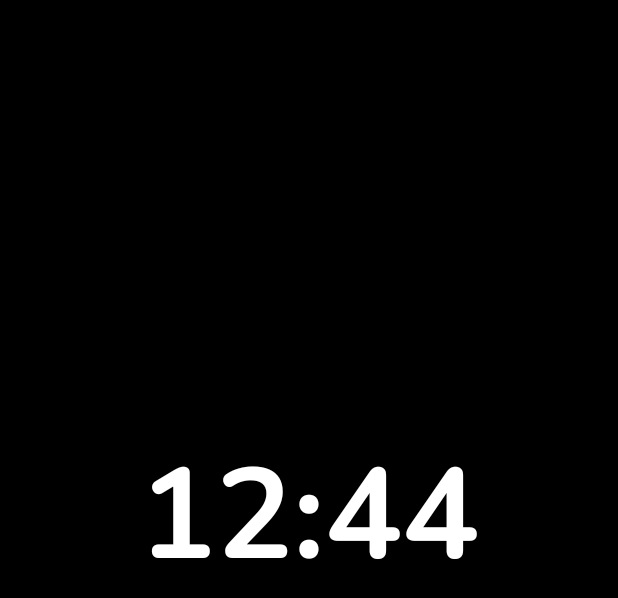
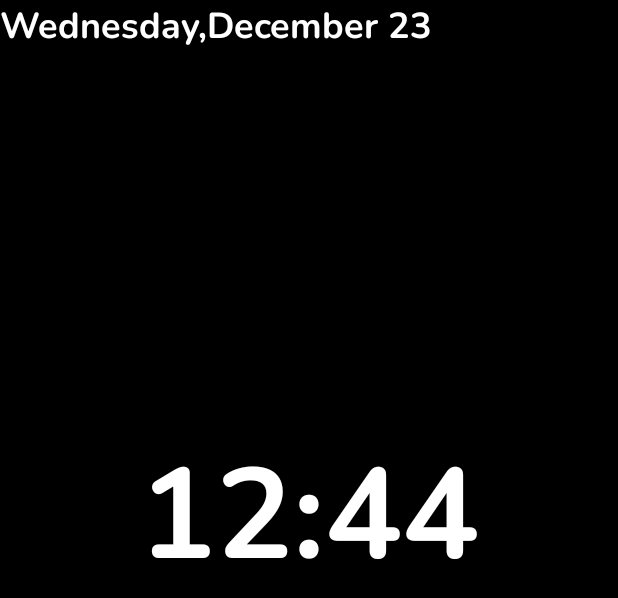
Before and after one commit to salim84miya/pomodoroClock, an Android app: the layout clock_fragment.xml on its own in the app's theme, with its tools: preview values and no code run, on a phone screen of 412 x 824 dp. Shown: the top 598 px of the screen. Run offline under Robolectric (Android 15) with nearby library versions, the phone set to English and light mode, and no system bars.

Commit message:
solve minor bugs add date in landscape mode and change from seconds to minutes in timer

```diff
--- a/app/src/main/java/com/example/clock/fragments/TImerFragment.kt
+++ b/app/src/main/java/com/example/clock/fragments/TImerFragment.kt
@@ -72,10 +72,6 @@ class TImerFragment : Fragment(R.layout.timer_fragment), TimeSelectionDialogFrag
             binding.timerBorder.setIndicatorColor(it)
         })
 
-        timerViewmodel.resetButtonColor.observe(viewLifecycleOwner, Observer {
-            binding.resetBtn.setBackgroundColor(it)
-        })
-
         timerViewmodel.isShowRestartDialog.observe(viewLifecycleOwner, Observer {
             if(it){
                 showRestartDialog()
@@ -148,7 +144,6 @@ class TImerFragment : Fragment(R.layout.timer_fragment), TimeSelectionDialogFrag
 
             timerViewmodel.focusTimerColor.observe(viewLifecycleOwner, Observer {
                 timerViewmodel.toggleBorder(it)
-                timerViewmodel.toggleResetButtonColor(it)
             })
             timerViewmodel.toggleProgress(100)
             timerViewmodel.endSession()
@@ -161,7 +156,6 @@ class TImerFragment : Fragment(R.layout.timer_fragment), TimeSelectionDialogFrag
     override fun cancelSelection() {
         timerViewmodel.focusTimerColor.observe(viewLifecycleOwner, Observer {
             timerViewmodel.toggleBorder(it)
-            timerViewmodel.toggleResetButtonColor(it)
         })
         timerViewmodel.toggleProgress(100)
         timerViewmodel.toggleButtonVisibility(false)
--- a/app/src/main/res/layout-land/clock_fragment.xml
+++ b/app/src/main/res/layout-land/clock_fragment.xml
@@ -5,6 +5,24 @@
     android:layout_width="match_parent"
     android:id="@+id/clock_main"
     android:layout_height="match_parent">
+
+
+    <TextView
+        android:id="@+id/dateTv"
+        android:layout_width="wrap_content"
+        android:layout_height="wrap_content"
+        android:textColor="@color/white"
+        android:textSize="24sp"
+        android:textStyle="bold"
+        android:fontFamily="@font/nunito_bold"
+        android:text="Wednesday,December 23"
+        app:layout_constraintVertical_bias="0.3"
+        app:layout_constraintHorizontal_bias="0.6"
+        app:layout_constraintBottom_toBottomOf="parent"
+        app:layout_constraintEnd_toEndOf="parent"
+        app:layout_constraintStart_toStartOf="parent"
+        app:layout_constraintTop_toTopOf="parent" />
+
 
     <TextView
         android:id="@+id/frag_clock_tv"
@@ -15,11 +33,10 @@
         android:text="12:44"
         android:textAlignment="center"
         android:textColor="@color/white"
-        android:textSize="100sp"
+        android:textSize="85sp"
         android:textStyle="bold"
-        app:layout_constraintBottom_toBottomOf="parent"
-        app:layout_constraintEnd_toEndOf="parent"
-        app:layout_constraintStart_toStartOf="parent"
-        app:layout_constraintTop_toTopOf="parent" />
+        app:layout_constraintEnd_toEndOf="@id/dateTv"
+        app:layout_constraintStart_toStartOf="@id/dateTv"
+        app:layout_constraintTop_toBottomOf="@id/dateTv" />
 
 </androidx.constraintlayout.widget.ConstraintLayout>
--- a/app/src/main/res/layout/clock_fragment.xml
+++ b/app/src/main/res/layout/clock_fragment.xml
@@ -6,6 +6,19 @@
     android:layout_width="match_parent"
     android:layout_height="match_parent">
 
+
+
+    <TextView
+        android:id="@+id/dateTv"
+        android:layout_width="wrap_content"
+        android:layout_height="wrap_content"
+        android:textColor="@color/white"
+        android:textSize="24sp"
+        android:textStyle="bold"
+        android:fontFamily="@font/nunito_bold"
+        android:text="Wednesday,December 23"
+        app:layout_constraintStart_toStartOf="parent"
+        app:layout_constraintTop_toTopOf="parent" />
 
 
     <TextView
@@ -23,6 +36,6 @@
         app:layout_constraintBottom_toBottomOf="parent"
         app:layout_constraintEnd_toEndOf="parent"
         app:layout_constraintStart_toStartOf="parent"
-        app:layout_constraintTop_toTopOf="parent" />
+        app:layout_constraintTop_toTopOf="parent"/>
 
 </androidx.constraintlayout.widget.ConstraintLayout>
```
Also changed, not shown: app/src/main/java/com/example/clock/fragments/ClockFragment.kt (+25 -0 lines), app/src/main/java/com/example/clock/viewmodel/ClockViewmodel.kt (+68 -0 lines), app/src/main/java/com/example/clock/viewmodel/TimerViewmodel.kt (+12 -14 lines), app/src/main/res/layout-land/timer_fragment.xml (+2 -19 lines), app/src/main/res/layout/timer_fragment.xml (+2 -14 lines).
